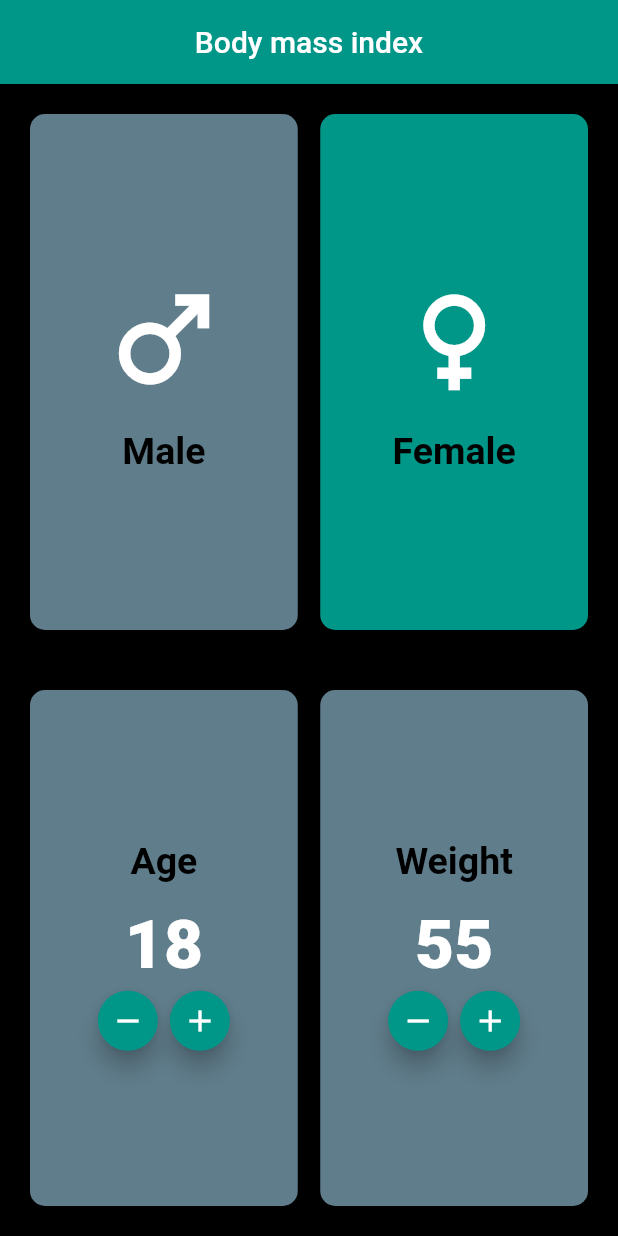
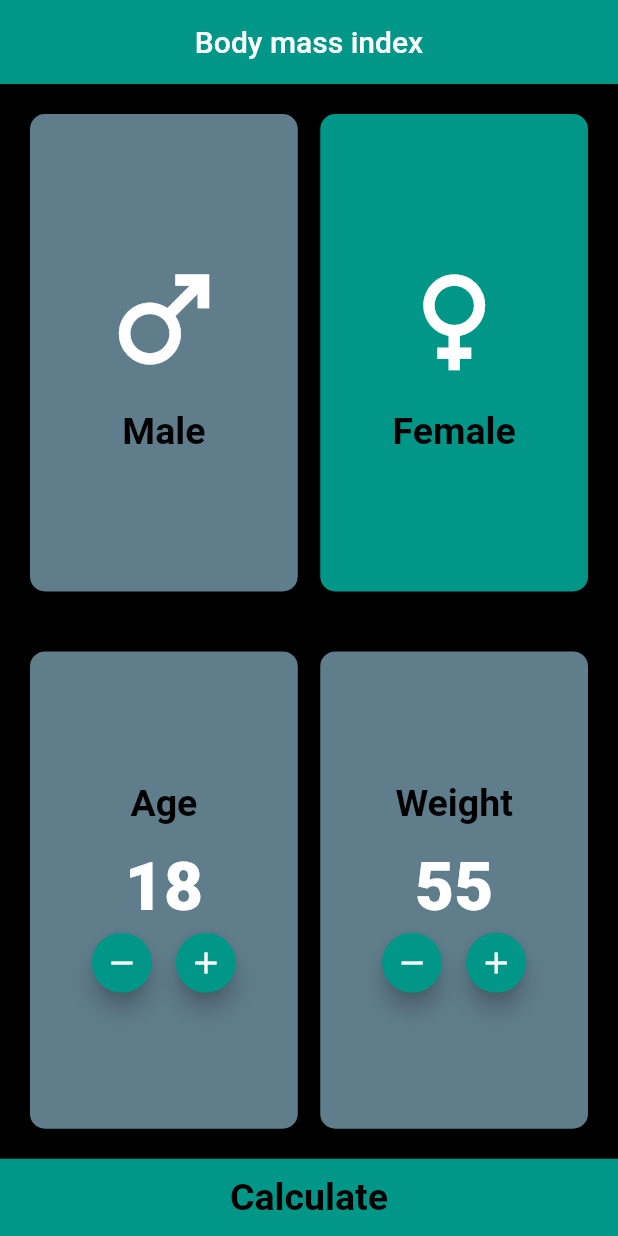
Before and after one commit to hebaabdelwhab/BMI, a Flutter app: the screen it shows after launch, on a phone screen of 412 x 824 dp. Run offline on Flutter 3.47's test engine with Material 2 defaults, Android fonts, the phone set to English and light mode, and no system bars.

```diff
--- a/lib/home.dart
+++ b/lib/home.dart
@@ -1,4 +1,6 @@
+import 'package:flightbooking/result.dart';
 import 'package:flutter/material.dart';
+import 'dart:math';
 
 class MyHomePage extends StatefulWidget {
   const MyHomePage({Key? key}) : super(key: key);
@@ -6,13 +8,11 @@ class MyHomePage extends StatefulWidget {
   @override
   State<MyHomePage> createState() => _MyHomePageState();
 }
-
 class _MyHomePageState extends State<MyHomePage> {
   bool isMale = false;
   double highVal = 170;
   int weight = 55;
   int age = 18;
-
   @override
   Widget build(BuildContext context) {
     return Scaffold(
@@ -52,12 +52,30 @@ class _MyHomePageState extends State<MyHomePage> {
                 ),
               ),
             ),
+            Container(
+              color: Colors.teal,
+              width: double.infinity,
+              height: MediaQuery.of(context).size.height / 16,
+              child: TextButton(
+                onPressed: () {
+                  var result = weight /pow(highVal/100,2) ;
+                  Navigator.push(context, MaterialPageRoute(
+                    builder: (context) {
+                      return Result(age: age, isMale: isMale, result:result);
+                    },
+                  ));
+                },
+                child: Text(
+                  'Calculate',
+                  style: Theme.of(context).textTheme.headline2,
+                ),
+              ),
+            ),
           ],
         ),
       ),
     );
   }
-
   Expanded m1Expended(BuildContext context, String Type) {
     return Expanded(
       child: GestureDetector(
@@ -76,7 +94,7 @@ class _MyHomePageState extends State<MyHomePage> {
           child: Column(
             mainAxisAlignment: MainAxisAlignment.center,
             children: [
-              Icon(Type == 'male' ? Icons.male : Icons.female,size: 90),
+              Icon(Type == 'male' ? Icons.male : Icons.female, size: 90),
               const SizedBox(height: 15),
               Text(
                 Type == 'male' ? 'Male' : 'Female',
@@ -88,7 +106,6 @@ class _MyHomePageState extends State<MyHomePage> {
       ),
     );
   }
-
   Expanded m2Expended(BuildContext context, String Type) {
     return Expanded(
       child: Container(
@@ -112,20 +129,21 @@ class _MyHomePageState extends State<MyHomePage> {
               mainAxisAlignment: MainAxisAlignment.center,
               children: [
                 FloatingActionButton(
-                  heroTag:Type == 'Age' ?'age--':'weight--',
+                  heroTag: Type == 'Age' ? 'age--' : 'weight--',
                   onPressed: () {
                     setState(() {
-                      Type == 'Age' ?age--:weight--;
+                      Type == 'Age' ? age-- : weight--;
                     });
                   },
                   child: const Icon(Icons.remove),
                   mini: true,
                 ),
+                SizedBox(width:8),
                 FloatingActionButton(
-                  heroTag:Type == 'Age' ?'Age++':'Weight++',
+                  heroTag: Type == 'Age' ? 'Age++' : 'Weight++',
                   onPressed: () {
                     setState(() {
-                      Type == 'Age' ?age++:weight++;
+                      Type == 'Age' ? age++ : weight++;
                     });
                   },
                   child: const Icon(Icons.add),
--- a/lib/result.dart
+++ b/lib/result.dart
@@ -27,8 +27,8 @@ class Result extends StatelessWidget {
           child: Column(
             mainAxisAlignment: MainAxisAlignment.spaceEvenly,
             children: [
-              Text('Gender : ${isMale?'male':'female'}' , style: Theme.of(context).textTheme.headline2),
-              Text('Result : ${result.toStringAsFixed(2)}' , style: Theme.of(context).textTheme.headline2),
+              Text('Gender : ${isMale?'male':'female'}' , style: Theme.of(context).textTheme.headline1),
+              Text('Result : ${result.toStringAsFixed(2)}' , style: Theme.of(context).textTheme.headline1),
               Text('Healthiness : $resultPhases' , style: Theme.of(context).textTheme.headline2,textAlign: TextAlign.center,),
               Text('Age : $age' , style: Theme.of(context).textTheme.headline2),
             ],
```
